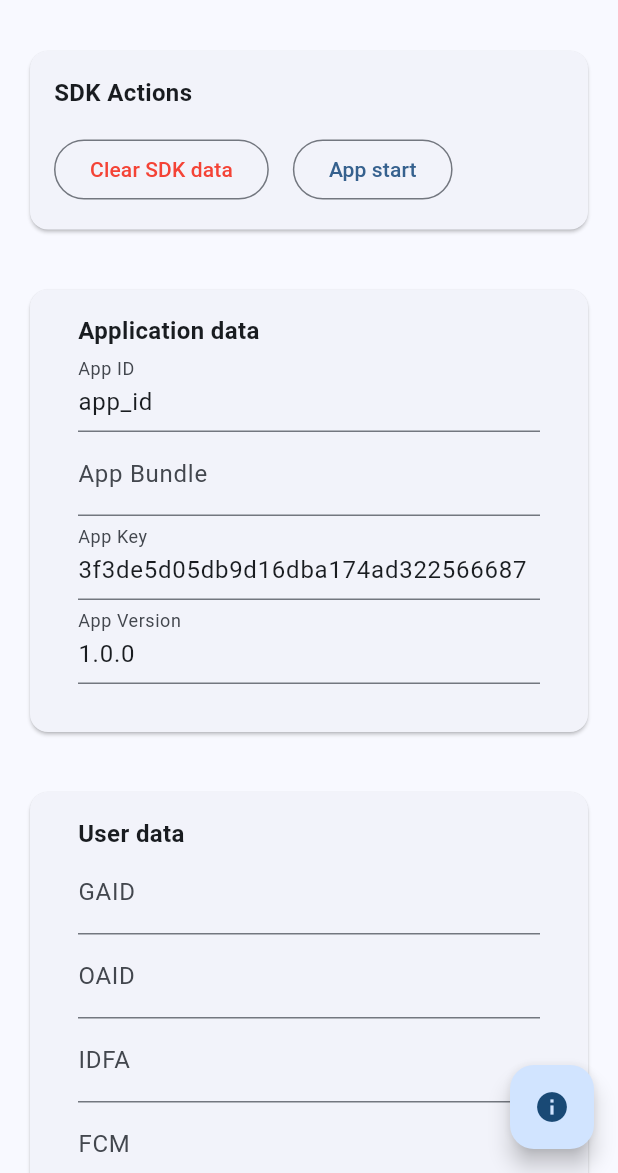
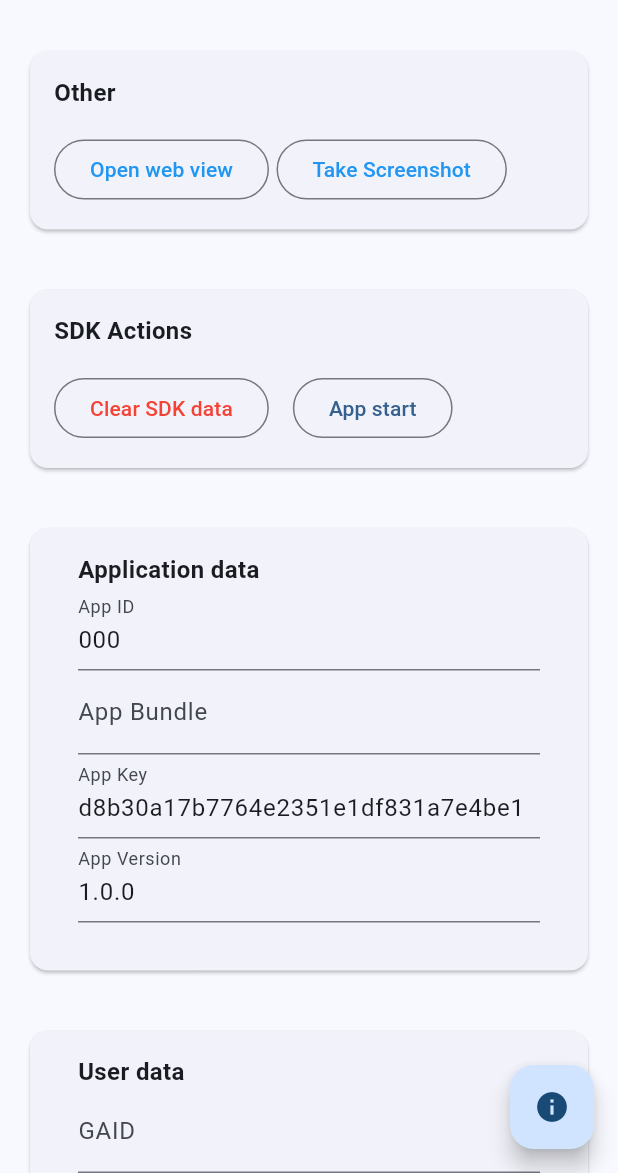
Before and after one commit to KitePro/WatchtowerSDKFlutter, a Flutter app: the screen it shows after launch, on a phone screen of 412 x 824 dp, the part 63-1236 px from its top. Run offline on Flutter 3.47's test engine with Material 2 defaults, Android fonts, the light colour scheme and no system bars; our stand-ins replace device_info_plus, fixnum, logger, package_info_plus; missing offline and left inert: devicelocale, extended_shared_preferences, flutter_inappwebview, grpc, protobuf; accounts and stored records are empty; statements that could not run were skipped.

Commit message:
create app

```diff
--- a/example/lib/config.dart
+++ b/example/lib/config.dart
@@ -1,3 +1,2 @@
-const appId = "app_id";
-const appKey = "3f3de5d05db9d16dba174ad322566687";
-const appVersion = "1.2.3";
+const appId = "000";
+const appKey = "d8b30a17b7764e2351e1df831a7e4be1";
--- a/example/lib/main.dart
+++ b/example/lib/main.dart
@@ -3,6 +3,7 @@ import 'package:flutter/material.dart';
 import 'package:watchtower_sdk/watchtower_sdk.dart';
 
 import 'package:watchtower_sdk_app/app_data_widget.dart';
+import 'package:watchtower_sdk_app/other.dart';
 import 'package:watchtower_sdk_app/sdk_actions_widget.dart';
 import 'package:watchtower_sdk_app/user_data.dart';
 import 'package:watchtower_sdk_app/uri_events_widget.dart';
@@ -16,6 +17,7 @@ import 'dart:typed_data';
 Logger logger = Watchtower.getWatchtoweLogger("main");
 
 void main() {
+  WidgetsFlutterBinding.ensureInitialized();
   runApp(const MyApp());
 }
 
@@ -79,6 +81,7 @@ class _MyHomePageState extends State<MyHomePage> {
           child: Column(
             mainAxisAlignment: MainAxisAlignment.center,
             children: <Widget>[
+              const Other(),
               const SDKActionsWidget(),
               AppDataWidget(),
               UserData(),
@@ -90,7 +93,9 @@ class _MyHomePageState extends State<MyHomePage> {
                   decoration: BoxDecoration(
                     border: Border.all(color: Colors.blueAccent),
                   ),
-                  child: screenShot != null ? Image.memory(screenShot!) : Container())
+                  child: screenShot != null
+                      ? Image.memory(screenShot!)
+                      : Container())
             ],
           ),
         ),
@@ -102,7 +107,8 @@ class _MyHomePageState extends State<MyHomePage> {
                   builder: (BuildContext context) {
                     return AlertDialog(
                       title: const Text("User info"),
-                      content: Text("User ID: ${Watchtower.userAppData.userId}"),
+                      content:
+                          Text("User ID: ${Watchtower.userAppData.userId}"),
                     );
                   });
             }),
--- /dev/null
+++ b/example/lib/other.dart
@@ -0,0 +1,69 @@
+import 'package:flutter/material.dart';
+import 'package:watchtower_sdk/watchtower_sdk.dart';
+import 'package:watchtower_sdk_app/k_webview.dart';
+
+class Other extends StatelessWidget {
+  const Other({Key? key}) : super(key: key);
+
+  @override
+  Widget build(BuildContext context) {
+    return Padding(
+      padding: const EdgeInsets.all(16.0),
+      child: Card(
+        child: SizedBox(
+          width: double.infinity,
+          child: Padding(
+            padding:
+                const EdgeInsets.only(top: 16, bottom: 16, left: 16, right: 16),
+            child: Column(
+              crossAxisAlignment: CrossAxisAlignment.start,
+              children: [
+                const Padding(
+                  padding: EdgeInsets.only(bottom: 16),
+                  child: Row(
+                    children: [
+                      Text(
+                        "Other",
+                        style: TextStyle(
+                            fontWeight: FontWeight.bold, fontSize: 16),
+                      )
+                    ],
+                  ),
+                ),
+                Wrap(
+                  spacing: 5,
+                  runSpacing: 5,
+                  children: [
+                    OutlinedButton(
+                      style: OutlinedButton.styleFrom(
+                        foregroundColor: Colors.blue,
+                      ),
+                      onPressed: () async {
+                        Navigator.push(
+                          context,
+                          MaterialPageRoute(
+                            builder: (_) => const KWebView(),
+                          ),
+                        );
+                      },
+                      child: const Text("Open web view"),
+                    ),
+                    OutlinedButton(
+                      style: OutlinedButton.styleFrom(
+                        foregroundColor: Colors.blue,
+                      ),
+                      onPressed: () async {
+                        Watchtower.takeScreenShot();
+                      },
+                      child: const Text("Take Screenshot"),
+                    ),
+                  ],
+                ),
+              ],
+            ),
+          ),
+        ),
+      ),
+    );
+  }
+}
--- a/example/pubspec.yaml
+++ b/example/pubspec.yaml
@@ -38,6 +38,8 @@ dependencies:
     path: ../
   url_launcher: ^6.1.10
   logger: ^1.3.0
+  flutter_inappwebview: ^5.7.2+3
+  permission_handler: ^11.0.1
 
 dev_dependencies:
   flutter_test:
--- a/lib/sdk_functions.dart
+++ b/lib/sdk_functions.dart
@@ -124,6 +124,5 @@ String getSessionId() {
 Timestamp currentTimeStamp() {
   var t = Timestamp(
       seconds: fixnum.Int64(DateTime.now().millisecondsSinceEpoch ~/ 1000));
-  logger.d("Current time stamp: $t");
   return t;
 }
--- a/pubspec.yaml
+++ b/pubspec.yaml
@@ -33,5 +33,10 @@ dev_dependencies:
   flutter_lints: ^2.0.1
   import_sorter: ^4.6.0
   cider: ^0.1.4
+  pigeon: ^13.0.0
 
 flutter:
+  plugin:
+    platforms:
+      ios:
+        pluginClass: WatchtowerPlugin
```
Also changed, not shown: example/lib/k_webview.dart (added, +52 -0 lines), lib/session_recorder.dart (+23 -6 lines), lib/src/watchtower_api.dart (added, +51 -0 lines), lib/watchtower_sdk.dart (+56 -23 lines), pigeons/watchtower_pigeon.dart (added, +13 -0 lines), example/pubspec.lock, 18 other files.
